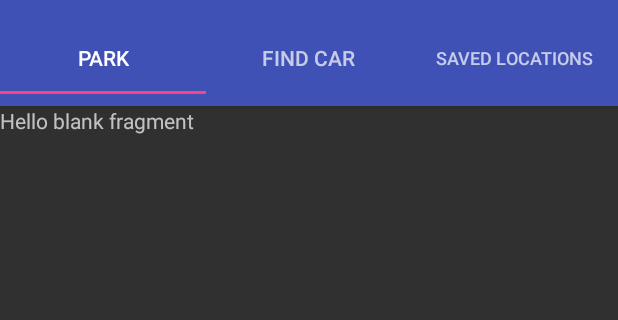
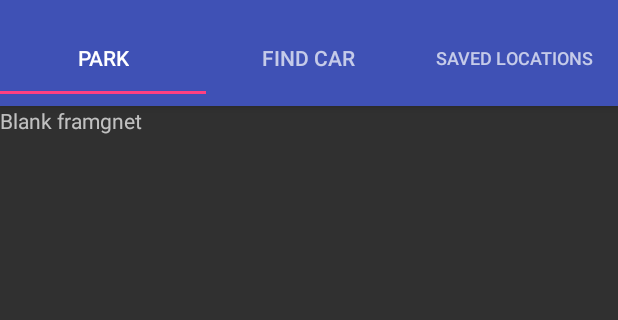
Before and after one commit to Ethan-McGregor/ParkingLocator, an Android app: the screen it shows after launch (MainActivity), on a phone screen of 412 x 824 dp, the part 62-382 px from its top. Run offline under Robolectric (Android 15) with nearby library versions, the phone set to English and light mode, and no system bars.

```diff
--- a/app/src/main/res/layout/fragment_park.xml
+++ b/app/src/main/res/layout/fragment_park.xml
@@ -5,9 +5,10 @@
     tools:context="parkinglocator.jeva.washington.edu.parkinglocator.ParkFragment">
 
     <!-- TODO: Update blank fragment layout -->
+
     <TextView
-        android:layout_width="match_parent"
-        android:layout_height="match_parent"
-        android:text="@string/hello_blank_fragment" />
-
+        android:text="Blank framgnet"
+        android:layout_width="wrap_content"
+        android:layout_height="wrap_content"
+        android:id="@+id/textView" />
 </FrameLayout>
--- a/app/src/main/res/layout/fragment_saved_locations.xml
+++ b/app/src/main/res/layout/fragment_saved_locations.xml
@@ -2,12 +2,10 @@
     xmlns:tools="http://schemas.android.com/tools"
     android:layout_width="match_parent"
     android:layout_height="match_parent"
+    xmlns:app="http://schemas.android.com/apk/res-auto"
     tools:context="parkinglocator.jeva.washington.edu.parkinglocator.SavedLocationsFragment">
 
     <!-- TODO: Update blank fragment layout -->
-    <TextView
-        android:layout_width="match_parent"
-        android:layout_height="match_parent"
-        android:text="@string/hello_blank_fragment" />
+
 
 </FrameLayout>
```
Also changed, not shown: app/src/main/res/layout/activity_map.xml (+11 -0 lines).
